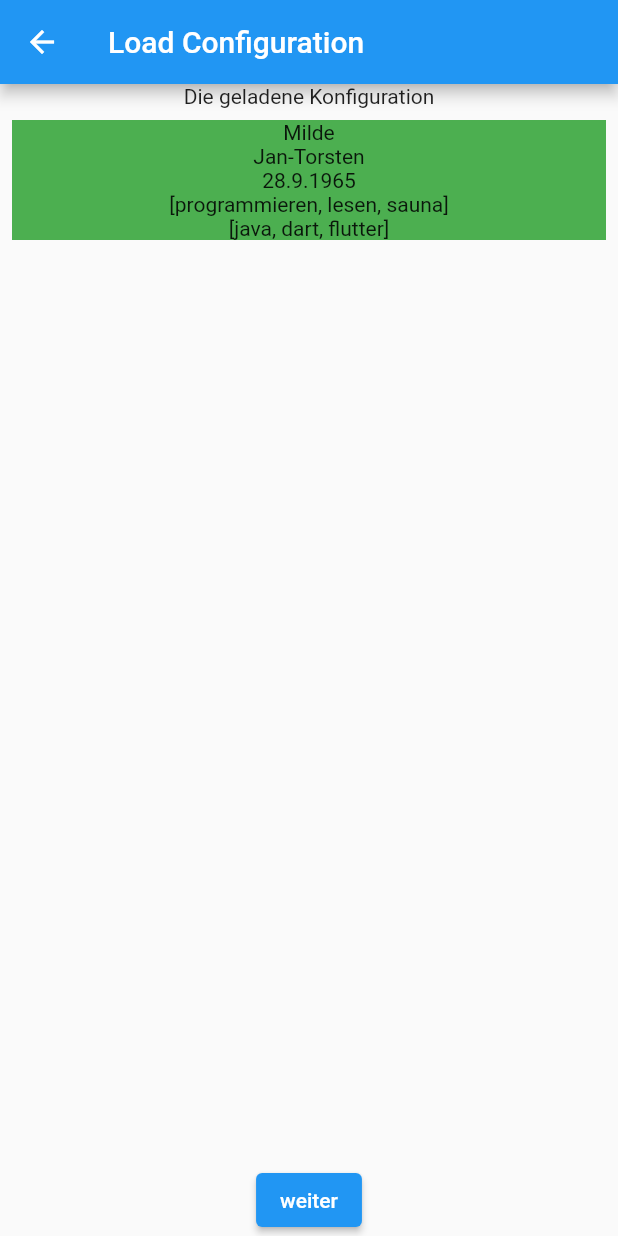
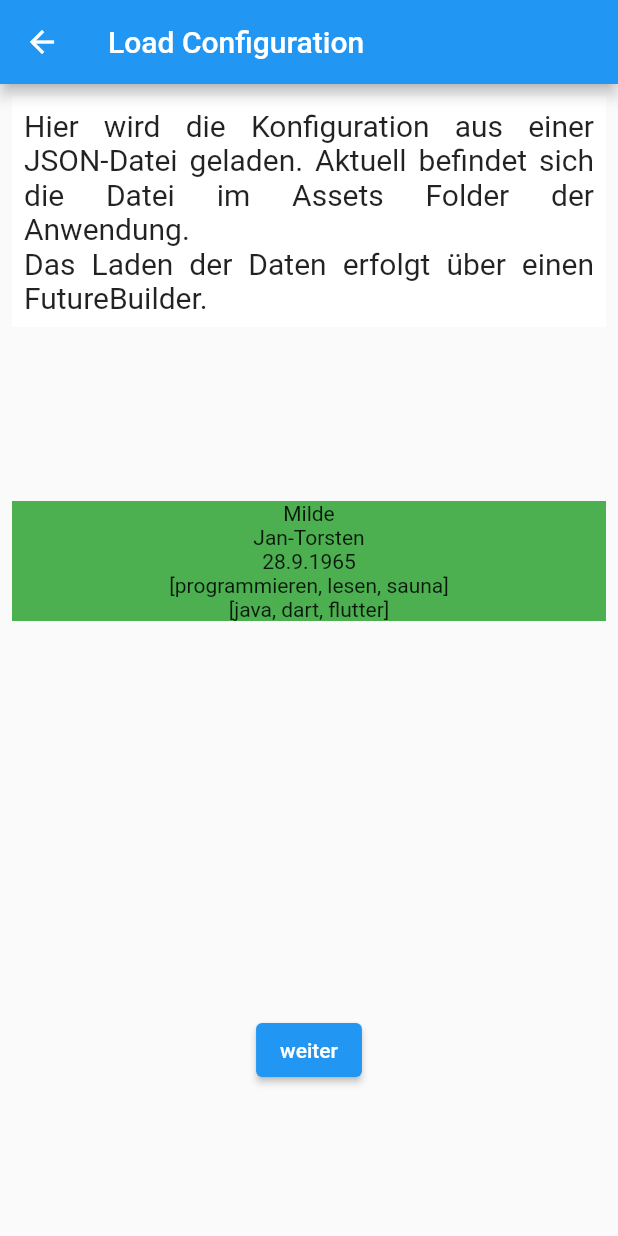
Before and after one commit to drmilde/getx_api_app, a Flutter app: the screen it shows after launch, after a tap on "weiter", on a phone screen of 412 x 824 dp. Run offline on Flutter 3.47's test engine with Material 2 defaults, Android fonts, the phone set to English and light mode, and no system bars; our stand-ins replace get, google_fonts; network calls fail.

Commit message:
erläuterungen eingebaut

```diff
--- a/lib/screens/home_screen.dart
+++ b/lib/screens/home_screen.dart
@@ -3,6 +3,7 @@ import 'package:flutter_staggered_grid_view/flutter_staggered_grid_view.dart';
 import 'package:get/get.dart';
 import 'package:getx_api_app/controller/product_controller.dart';
 import 'package:getx_api_app/widgets/product_tile.dart';
+import 'package:getx_api_app/widgets/text_widget.dart';
 
 class HomeScreen extends StatelessWidget {
   final ProductController productController = Get.put(ProductController());
@@ -18,7 +19,9 @@ class HomeScreen extends StatelessWidget {
       body: Column(
         children: [
           Container(
-            child: Text("Hallo"),
+            child: TextWidget("Hier werden die Daten der Anwendung geladen."
+                " Acuh hier wird asynchron gearbeitet und die Daten in einem"
+                " GetxController als Observable abgelegt."),
           ),
           Expanded(
             child: Obx(() => buildStaggeredGridView()),
--- a/lib/screens/loader_screen.dart
+++ b/lib/screens/loader_screen.dart
@@ -4,6 +4,7 @@ import 'package:flutter/material.dart';
 import 'package:getx_api_app/model/configuration.dart';
 import 'package:getx_api_app/screens/home_screen.dart';
 import 'package:getx_api_app/services/remote_services.dart';
+import 'package:getx_api_app/widgets/text_widget.dart';
 
 class LoaderScreen extends StatefulWidget {
   @override
@@ -42,8 +43,12 @@ class _LoaderScreenState extends State<LoaderScreen> {
     return Column(
       children: [
         Container(
-          child: Text("Die geladene Konfiguration"),
+          child: TextWidget("Hier wird die Konfiguration aus einer"
+              " JSON-Datei geladen. Aktuell befindet sich die Datei"
+              " im Assets Folder der Anwendung.\n"
+              "Das Laden der Daten erfolgt über einen FutureBuilder."),
         ),
+        _space100(),
         Expanded(
           child: Container(
             child: ListView.builder(
@@ -70,8 +75,15 @@ class _LoaderScreenState extends State<LoaderScreen> {
             ),
           ),
         ),
-        _weiterButton()
+        _weiterButton(),
+        _space100()
       ],
+    );
+  }
+
+  Widget _space100() {
+    return SizedBox(
+      height: 100,
     );
   }
 
--- a/lib/widgets/text_widget.dart
+++ b/lib/widgets/text_widget.dart
@@ -8,8 +8,10 @@ class TextWidget extends StatelessWidget {
 
   @override
   Widget build(BuildContext context) {
-    return Container(
-        width: 300,
+    return Padding(
+      padding: const EdgeInsets.all(8.0),
+      child: Container(
+          width: double.infinity,
           color: Colors.white,
           child: Padding(
             padding: const EdgeInsets.all(8.0),
@@ -18,6 +20,7 @@ class TextWidget extends StatelessWidget {
                 style: GoogleFonts.aBeeZee(
                   fontSize: 20,
                 )),
-        ));
+          )),
+    );
   }
 }
```
Lines whose indentation alone changed are shown as unchanged.
